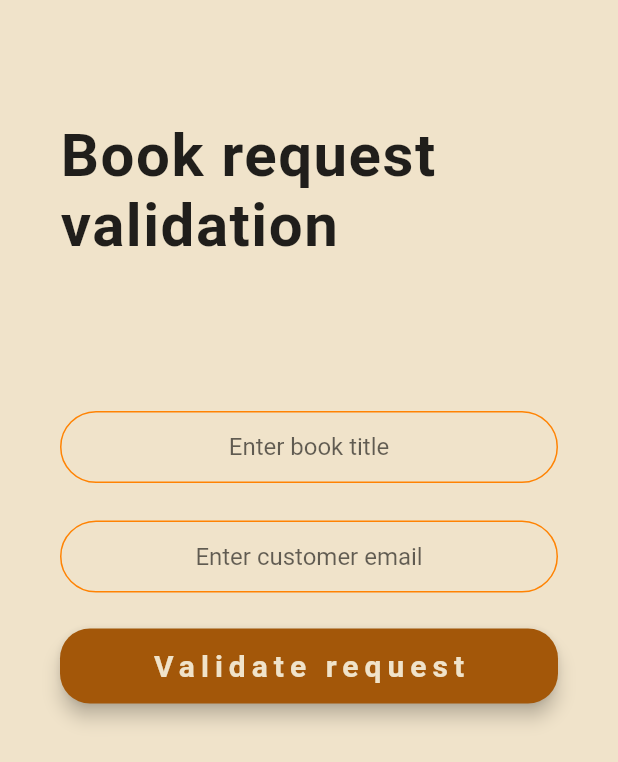
After one commit to PatrickS136/librarian, a Flutter app: the ValidateRequests screen opened by its route, after a tap on "Validate request", on a phone screen of 412 x 824 dp. The commit adds this screen. Shown: the top 762 px of the screen. Run offline on Flutter 3.47's test engine with Material 2 defaults, Android fonts, the phone set to English and light mode, and no system bars; our stand-ins replace cloud_firestore, firebase_auth, firebase_core, modal_progress_hud; accounts and stored records are empty.

Commit message:
Finished the app

```diff
--- a/lib/components/allUsers.dart
+++ b/lib/components/allUsers.dart
@@ -26,15 +26,18 @@ class AllUsers extends StatelessWidget {
 
             return ListView(
               children: snapshot.data.docs.map((DocumentSnapshot document) {
-                List<String> borrowedBooks = [];
+                // List<String> borrowedBooks = [];
 
-                for (var i in document.data()['books']) {
-                  borrowedBooks.add(i["title"]);
-                }
+                // for (var i in document.data()['books']) {
+                //   borrowedBooks.add(i["title"]);
+                // }
                 return ListTile(
-                  title: Text(
-                      "${document.data()['email']}, currently borrowing ${document.data()['books'].length}"),
-                  subtitle: Text("$borrowedBooks"),
+                  title: Text("${document.data()['email']},"),
+                  subtitle: (document.data()['books']['title'] != "" &&
+                          document.data()['books']['title'] != null)
+                      ? Text(
+                          "currently borrowing : ${document.data()['books']['title']}")
+                      : Text("Not borrowing a book"),
                 );
               }).toList(),
             );
--- a/lib/main.dart
+++ b/lib/main.dart
@@ -1,12 +1,13 @@
 import 'package:flutter/material.dart';
 import 'package:librarian/components/allUsers.dart';
-import 'package:librarian/components/myBooks.dart';
 import 'package:librarian/screens/admin.dart';
 import 'package:librarian/screens/browseBooks.dart';
 import 'package:librarian/screens/changeContact.dart';
 import 'package:librarian/screens/contact.dart';
 import 'package:librarian/screens/register.dart';
 import 'package:librarian/screens/user.dart';
+import 'package:librarian/screens/validateRequests.dart';
+import 'package:librarian/screens/validateReturns.dart';
 import 'package:librarian/screens/welcomeScreen.dart';
 import 'package:librarian/screens/login.dart';
 import 'package:firebase_core/firebase_core.dart';
@@ -40,8 +41,9 @@ class MyApp extends StatelessWidget {
             contactId: (context) => Contact(),
             changeContactId: (context) => ChangeContact(),
             browseId: (context) => BrowseBooks(),
-            myBooksId: (context) => MyBooks(),
             allUsersId: (context) => AllUsers(),
+            requestsId: (context) => ValidateRequests(),
+            returnId: (context) => ValidateReturns(),
           },
         );
       },
--- /dev/null
+++ b/lib/screens/validateRequests.dart
@@ -0,0 +1,87 @@
+import 'package:flutter/material.dart';
+import 'package:librarian/constants.dart';
+import 'package:librarian/components/reusableButton.dart';
+import 'package:cloud_firestore/cloud_firestore.dart';
+
+final String requestsId = "/requests";
+
+class ValidateRequests extends StatefulWidget {
+  @override
+  _ValidateRequestsState createState() => _ValidateRequestsState();
+}
+
+class _ValidateRequestsState extends State<ValidateRequests> {
+  String title, email;
+  final _firestore = FirebaseFirestore.instance;
+
+  dynamic addBookRequest() async {
+    dynamic user = _firestore.collection('users').doc(email);
+    dynamic availableBooks =
+        await _firestore.collection("books").doc(title).get();
+    print(availableBooks.data());
+
+    user.update(
+      {
+        "books": {
+          "title": availableBooks.data()["title"],
+          "author": availableBooks.data()["author"],
+          "description": availableBooks.data()["description"],
+          "category": availableBooks.data()["category"],
+        }
+      },
+    );
+    Navigator.pop(context);
+  }
+
+  @override
+  Widget build(BuildContext context) {
+    return Scaffold(
+      backgroundColor: cream,
+      body: SingleChildScrollView(
+        child: Container(
+          padding: EdgeInsets.all(40),
+          child: Column(
+            mainAxisAlignment: MainAxisAlignment.center,
+            children: [
+              SizedBox(
+                height: 40,
+              ),
+              Text(
+                "Book request validation",
+                style: kAppText,
+              ),
+              SizedBox(
+                height: 100,
+              ),
+              TextField(
+                textAlign: TextAlign.center,
+                onChanged: (value) {
+                  title = value;
+                },
+                decoration:
+                    kTextFieldDecoration.copyWith(hintText: 'Enter book title'),
+              ),
+              SizedBox(
+                height: 25,
+              ),
+              TextField(
+                textAlign: TextAlign.center,
+                keyboardType: TextInputType.emailAddress,
+                onChanged: (value) {
+                  email = value;
+                },
+                decoration: kTextFieldDecoration.copyWith(
+                  hintText: 'Enter customer email',
+                ),
+              ),
+              ReusableButton(
+                onPressed: addBookRequest,
+                text: "Validate request",
+              ),
+            ],
+          ),
+        ),
+      ),
+    );
+  }
+}
```
Also changed, not shown: lib/components/myBooks.dart (deleted, +0 -16 lines), lib/constants.dart (+4 -31 lines), lib/screens/admin.dart (+8 -2 lines), lib/screens/user.dart (+4 -18 lines), lib/screens/validateReturns.dart (added, +76 -0 lines).
